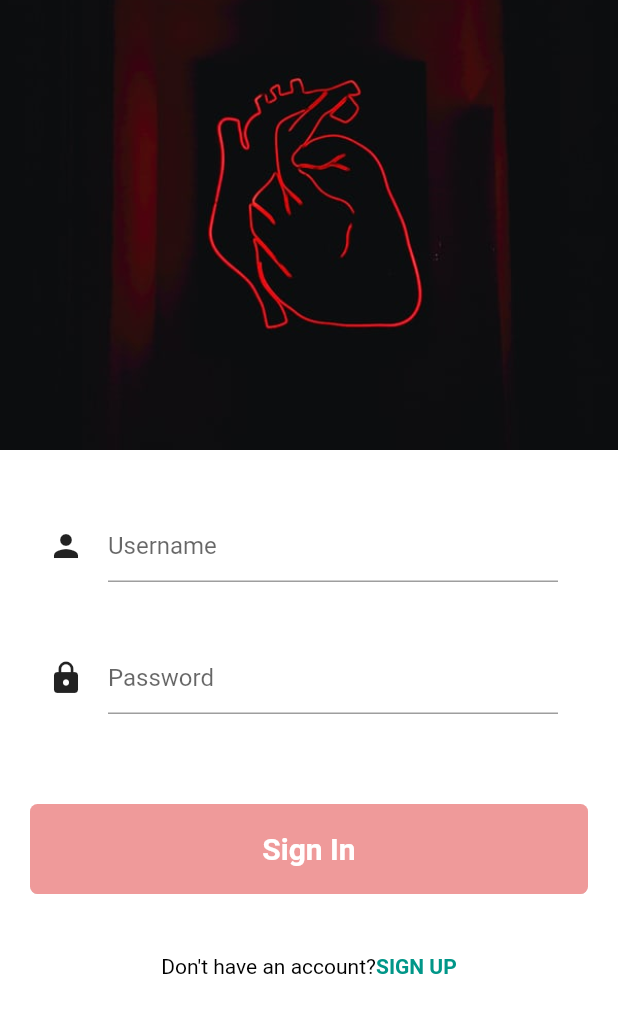
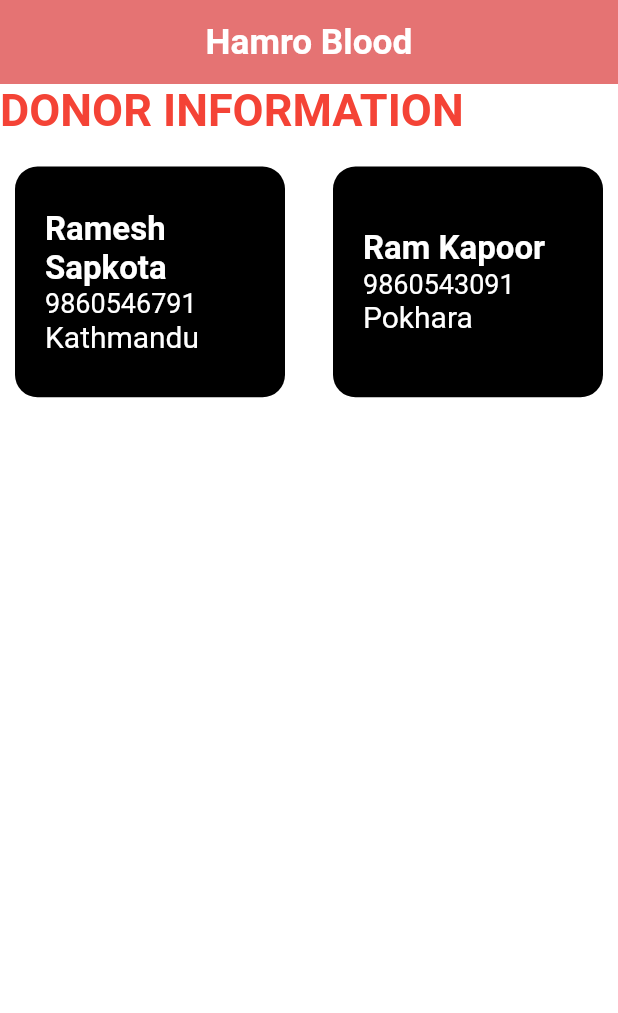
Before and after one commit to aregmi450/blood, a Flutter app: the screen it shows after launch, on a phone screen of 412 x 824 dp. Shown: the top 1013 px of the screen. Run offline on Flutter 3.47's test engine with Material 2 defaults, Android fonts, the phone set to English and light mode, and no system bars.

Commit message:
contact wala page

```diff
--- a/lib/constants.dart
+++ /dev/null
@@ -1,10 +0,0 @@
-import 'package:flutter/material.dart';
-
-const textInputDecoration = InputDecoration(
-  fillColor: Colors.white,
-  filled: true,
-  enabledBorder: OutlineInputBorder(
-      borderSide: BorderSide(color: Colors.white, width: 2.0)),
-  focusedBorder: OutlineInputBorder(
-      borderSide: BorderSide(color: Colors.green, width: 2.0)),
-);
--- /dev/null
+++ b/lib/contact.dart
@@ -0,0 +1,110 @@
+import 'package:flutter/material.dart';
+
+class Contact extends StatelessWidget {
+  Widget _selectedDonors({
+    @required Color color,
+    @required String name,
+    @required String location,
+    @required String contact,
+  }) {
+    return Container(
+      margin: EdgeInsets.symmetric(horizontal: 10.0),
+      padding: EdgeInsets.only(
+        left: 20,
+      ),
+      height: 120,
+      width: 240,
+      decoration: BoxDecoration(
+        color: color,
+        borderRadius: BorderRadius.circular(15.0),
+      ),
+      child: Column(
+        crossAxisAlignment: CrossAxisAlignment.start,
+        mainAxisAlignment: MainAxisAlignment.center,
+        children: [
+          Text(
+            name,
+            style: TextStyle(
+              fontSize: 22,
+              color: Colors.white,
+              fontWeight: FontWeight.bold,
+            ),
+          ),
+          Text(
+            contact,
+            style: TextStyle(
+              fontSize: 18,
+              color: Colors.white,
+            ),
+          ),
+          Text(
+            location,
+            style: TextStyle(
+              fontSize: 20,
+              color: Colors.white,
+            ),
+          )
+        ],
+      ),
+    );
+  }
+
+  @override
+  Widget build(BuildContext context) {
+    return Scaffold(
+        backgroundColor: Colors.white,
+        appBar: AppBar(
+          elevation: 0.0,
+          backgroundColor: Colors.red[300],
+          title: Text(
+            'Hamro Blood',
+            style: TextStyle(fontSize: 23.5, fontWeight: FontWeight.bold),
+          ),
+          centerTitle: true,
+        ),
+        body: Container(
+          child: Column(
+            crossAxisAlignment: CrossAxisAlignment.start,
+            children: [
+              Text(
+                'DONOR INFORMATION',
+                textAlign: TextAlign.left,
+                style: TextStyle(
+                  fontSize: 30,
+                  color: Colors.red,
+                  fontWeight: FontWeight.bold,
+                ),
+              ),
+              Padding(
+                padding: EdgeInsets.only(
+                  top: 20,
+                ),
+                child: Container(
+                  height: 300,
+                  child: GridView.count(
+                    crossAxisCount: 2,
+                    crossAxisSpacing: 12,
+                    mainAxisSpacing: 8,
+                    childAspectRatio: 1.30,
+                    children: [
+                      _selectedDonors(
+                        color: Colors.black,
+                        name: 'Ramesh Sapkota',
+                        contact: '9860546791',
+                        location: 'Kathmandu',
+                      ),
+                      _selectedDonors(
+                        color: Colors.black,
+                        name: 'Ram Kapoor',
+                        contact: '9860543091',
+                        location: 'Pokhara',
+                      ),
+                    ],
+                  ),
+                ),
+              )
+            ],
+          ),
+        ));
+  }
+}
--- a/lib/main.dart
+++ b/lib/main.dart
@@ -1,4 +1,5 @@
 import 'package:flutter/material.dart';
+import 'package:new_flutter_project/contact.dart';
 import 'package:new_flutter_project/homescreen.dart';
 import 'package:new_flutter_project/signin.dart';
 import 'package:new_flutter_project/signup.dart';
@@ -13,13 +14,14 @@ class MyApp extends StatelessWidget {
       debugShowCheckedModeBanner: false,
       theme: ThemeData(primarySwatch: Colors.red),
       // routing different pages from one place to another
-      initialRoute: 'SignIn',
+      initialRoute: 'Phone',
       // class name of every other page on stateless widget is given
       // routing to every other page when class is called
       routes: {
         'SignIn': (context) => SignInScreen(),
         'SignUp': (context) => SignUpScreen(),
         'Home': (context) => HomeScreen(),
+        'Phone': (context) => Contact(),
       },
     );
   }
```
